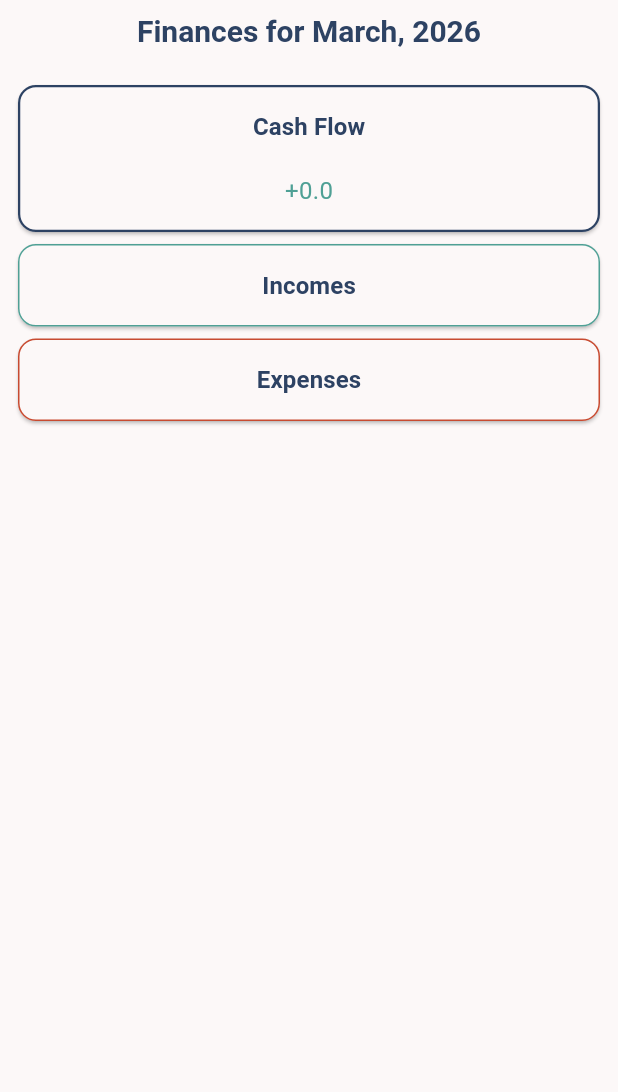
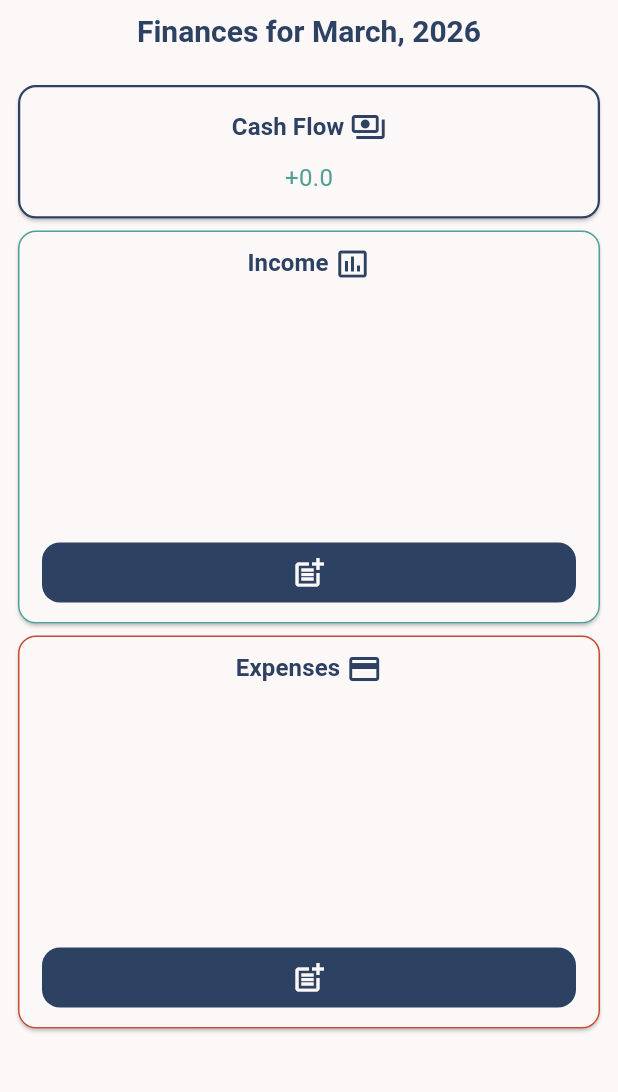
Before and after one commit to MK629/knox, a Flutter app: the screen it shows after launch, on a phone screen of 412 x 824 dp, the part 98-1190 px from its top. Run offline on Flutter 3.47's test engine with Material 3 defaults, Android fonts, the phone set to English and light mode, and no system bars; our stand-ins replace hive, sqflite; accounts and stored records are empty.

Commit message:
Made more stuff on home page

```diff
--- a/lib/app/configs/app_theme.dart
+++ b/lib/app/configs/app_theme.dart
@@ -5,13 +5,13 @@ ThemeData lightTheme() {
     colorScheme: ColorScheme(
       brightness: Brightness.light,
       primary: lightColor1,
-      onPrimary: lightColor6,
-      secondary: lightColor6,
+      onPrimary: lightColor2,
+      secondary: lightColor2,
       onSecondary: lightColor1,
-      error: lightColor6,
+      error: lightColor2,
       onError: lightColor1,
       surface: lightColor1,
-      onSurface: lightColor6,
+      onSurface: lightColor2,
     ),
     textTheme: TextTheme(
       displayLarge: TextStyle(
@@ -22,7 +22,7 @@ ThemeData lightTheme() {
 
       headlineMedium: TextStyle(fontSize: 24, fontWeight: FontWeight.w600),
 
-      titleLarge: TextStyle(color: lightColor6, fontSize: 20, fontWeight: FontWeight.w600),
+      titleLarge: TextStyle(color: lightColor2, fontSize: 20, fontWeight: FontWeight.w600),
 
       titleMedium: TextStyle(fontSize: 18, fontWeight: FontWeight.w500),
 
@@ -31,7 +31,7 @@ ThemeData lightTheme() {
       bodyMedium: TextStyle(fontSize: 14, fontWeight: FontWeight.normal),
 
       labelLarge: TextStyle(
-        color: lightColor6,
+        color: lightColor2,
         fontSize: 16,
         fontWeight: FontWeight.w600,
       ),
@@ -39,34 +39,34 @@ ThemeData lightTheme() {
       labelSmall: TextStyle(fontSize: 14, fontWeight: FontWeight.w600),
     ),
     appBarTheme: AppBarTheme(
-      backgroundColor: lightColor6,
+      backgroundColor: lightColor2,
       foregroundColor: lightColor1,
       toolbarHeight: 65,
     ),
     buttonTheme: ButtonThemeData(),
     iconButtonTheme: IconButtonThemeData(
       style: ButtonStyle(
-        backgroundColor: WidgetStatePropertyAll(lightColor6),
+        backgroundColor: WidgetStatePropertyAll(lightColor2),
         foregroundColor: WidgetStatePropertyAll(lightColor1),
         splashFactory: NoSplash.splashFactory,
       ),
     ),
     toggleButtonsTheme: ToggleButtonsThemeData(
-      color: lightColor6,
+      color: lightColor2,
       selectedColor: lightColor1,
-      fillColor: lightColor6,
+      fillColor: lightColor2,
       borderRadius: BorderRadius.all(Radius.circular(30)),
-      borderColor: lightColor6,
-      selectedBorderColor: lightColor6,
+      borderColor: lightColor2,
+      selectedBorderColor: lightColor2,
     ),
     cardTheme: CardThemeData(
       shape: RoundedRectangleBorder(
-        side: BorderSide(color: lightColor6, width: 1.5),
+        side: BorderSide(color: lightColor2, width: 1.5),
         borderRadius: BorderRadius.all(Radius.circular(12)),
       ),
     ),
     drawerTheme: shardDrawerTheme(),
-    dividerTheme: DividerThemeData(color: lightColor6, thickness: 0.75),
+    dividerTheme: DividerThemeData(color: lightColor2, thickness: 0.75),
   );
 }
 
@@ -147,11 +147,13 @@ DrawerThemeData shardDrawerTheme() {
 
 //=============[ Light colours ]=============
 Color lightColor1 = Color(0xFFFCF8F8);
-Color lightColor2 = Color(0xFFC84B31);
+Color lightColor2 = Color(0xFF2D4263);
 Color lightColor3 = Color(0xFFECDBBA);
 Color lightColor4 = Color(0xFF191919);
-Color lightColor5 = Color(0xFF4FA095);
-Color lightColor6 = Color(0xFF2D4263);
+
+Color redColor = Color(0xFFC84B31);
+Color greenColor = Color(0xFF4FA095);
+
 
 //=============[ Dark colours ]=============
 Color darkColor1 = Color(0xFF191919);
--- a/lib/app/pages/home.dart
+++ b/lib/app/pages/home.dart
@@ -20,6 +20,12 @@ class _HomeState extends State<Home> {
     thisMonthRecords = FinanceRecordKeeper.selectThisMonthRecords();
   }
 
+  void refetch() {
+    setState(() {
+      thisMonthRecords = FinanceRecordKeeper.selectThisMonthRecords();
+    });
+  }
+
   @override
   Widget build(BuildContext context) {
     return Padding(
@@ -34,9 +40,9 @@ class _HomeState extends State<Home> {
           FutureBuilder(
             future: thisMonthRecords,
             builder: (context, snapshot) {
-              if (snapshot.connectionState == ConnectionState.waiting) {
-                return CircularProgressIndicator();
-              }
+              // if (snapshot.connectionState == ConnectionState.waiting) {
+              //   return CircularProgressIndicator();
+              // }
 
               List<FinanceRecord> items = snapshot.hasData
                   ? snapshot.data as List<FinanceRecord>
@@ -57,8 +63,8 @@ class _HomeState extends State<Home> {
                   crossAxisAlignment: CrossAxisAlignment.stretch,
                   children: [
                     CashFlowCard(totalSum: totalSum),
-                    IncomeDisplayCard(incomes: items.where((element) => element.type == RecordType.income).toList()),
-                    ExpenseDisplayCard(expenses: items.where((element) => element.type == RecordType.expense).toList())
+                    IncomeDisplayCard(incomes: items.where((element) => element.type == RecordType.income).toList(), callbackAction: refetch,),
+                    ExpenseDisplayCard(expenses: items.where((element) => element.type == RecordType.expense).toList(), callbackAction: refetch,)
                   ],
                 ),
               );
@@ -78,18 +84,15 @@ class CashFlowCard extends StatelessWidget {
 
   @override
   Widget build(BuildContext context) {
-    Color textColor = totalSum >= 0 ? lightColor5 : lightColor2;
+    Color textColor = totalSum >= 0 ? greenColor : redColor;
 
     return Card(
       child: Padding(
         padding: const EdgeInsets.all(16),
         child: Column(
           children: [
-            Text(
-              "Cash Flow",
-              style: Theme.of(context).textTheme.labelLarge
-            ),
-            const SizedBox(height: 20),
+            cardLabelText("Cash Flow", Icons.payments_outlined, context),
+            const SizedBox(height: 10),
             Text(
               totalSum >= 0 ? "+$totalSum" : "-$totalSum",
               style: TextStyle(
@@ -108,26 +111,42 @@ class CashFlowCard extends StatelessWidget {
 //Income display card
 class IncomeDisplayCard extends StatelessWidget {
   final List<FinanceRecord> incomes;
+  final VoidCallback callbackAction;
 
   const IncomeDisplayCard({
     super.key,
-    required this.incomes
+    required this.incomes,
+    required this.callbackAction
   });
 
   @override
   Widget build(BuildContext context) {
     return Card(
       shape: RoundedRectangleBorder(
-        side: BorderSide(color: lightColor5),
+        side: BorderSide(color: greenColor),
         borderRadius: BorderRadius.all(Radius.circular(12)),
       ),
       child: Padding(
-        padding: const EdgeInsets.all(16),
+        padding: const EdgeInsets.only(left: 16, right: 16, top: 10, bottom: 10),
         child: Column(
+          crossAxisAlignment: CrossAxisAlignment.stretch,
           children: [
-            Text(
-              "Incomes",
-              style: Theme.of(context).textTheme.labelLarge
+            cardLabelText("Income", Icons.insert_chart_outlined, context),
+            Container(
+              height: 170,
+            ),
+            IconButton(
+              icon: Icon(Icons.post_add_outlined),
+              style: ButtonStyle(
+                shape: WidgetStatePropertyAll(
+                  RoundedRectangleBorder(
+                    borderRadius: BorderRadius.all(Radius.circular(12)),
+                  ),
+                )
+              ),
+              onPressed: (){
+                callbackAction();
+              },
             )
           ]
         ),
@@ -139,26 +158,42 @@ class IncomeDisplayCard extends StatelessWidget {
 //Expense display card
 class ExpenseDisplayCard extends StatelessWidget {
   final List<FinanceRecord> expenses;
+  final VoidCallback callbackAction;
 
   const ExpenseDisplayCard({
     super.key,
-    required this.expenses
+    required this.expenses,
+    required this.callbackAction
   });
 
   @override
   Widget build(BuildContext context) {
     return Card(
       shape: RoundedRectangleBorder(
-        side: BorderSide(color: lightColor2),
+        side: BorderSide(color: redColor),
         borderRadius: BorderRadius.all(Radius.circular(12)),
       ),
       child: Padding(
-        padding: const EdgeInsets.all(16),
+        padding: const EdgeInsets.only(left: 16, right: 16, top: 10, bottom: 10),
         child: Column(
+          crossAxisAlignment: CrossAxisAlignment.stretch,
           children: [
-            Text(
-              "Expenses",
-              style: Theme.of(context).textTheme.labelLarge
+            cardLabelText("Expenses", Icons.payment_outlined, context),
+            Container(
+              height: 170,
+            ),
+            IconButton(
+              icon: Icon(Icons.post_add_outlined),
+              style: ButtonStyle(
+                shape: WidgetStatePropertyAll(
+                  RoundedRectangleBorder(
+                    borderRadius: BorderRadius.all(Radius.circular(12)),
+                  ),
+                )
+              ),
+              onPressed: (){
+                callbackAction();
+              },
             )
           ]
         ),
@@ -166,3 +201,25 @@ class ExpenseDisplayCard extends StatelessWidget {
     );
   }
 }
+
+Text cardLabelText(String label, IconData labelIcon, BuildContext context){
+  return Text.rich(
+    textAlign: TextAlign.center,
+    TextSpan(
+      style: Theme.of(context).textTheme.labelLarge,
+      children: [
+        TextSpan(text: label),
+        WidgetSpan(
+          child: SizedBox(width: 4,)
+        ),
+        WidgetSpan(
+          alignment: PlaceholderAlignment.middle,
+          child: Icon(
+            labelIcon,
+            color: Theme.of(context).textTheme.labelLarge?.color,
+          )
+        )
+      ]
+    )
+  );
+}
```
Also changed, not shown: pubspec.lock.
